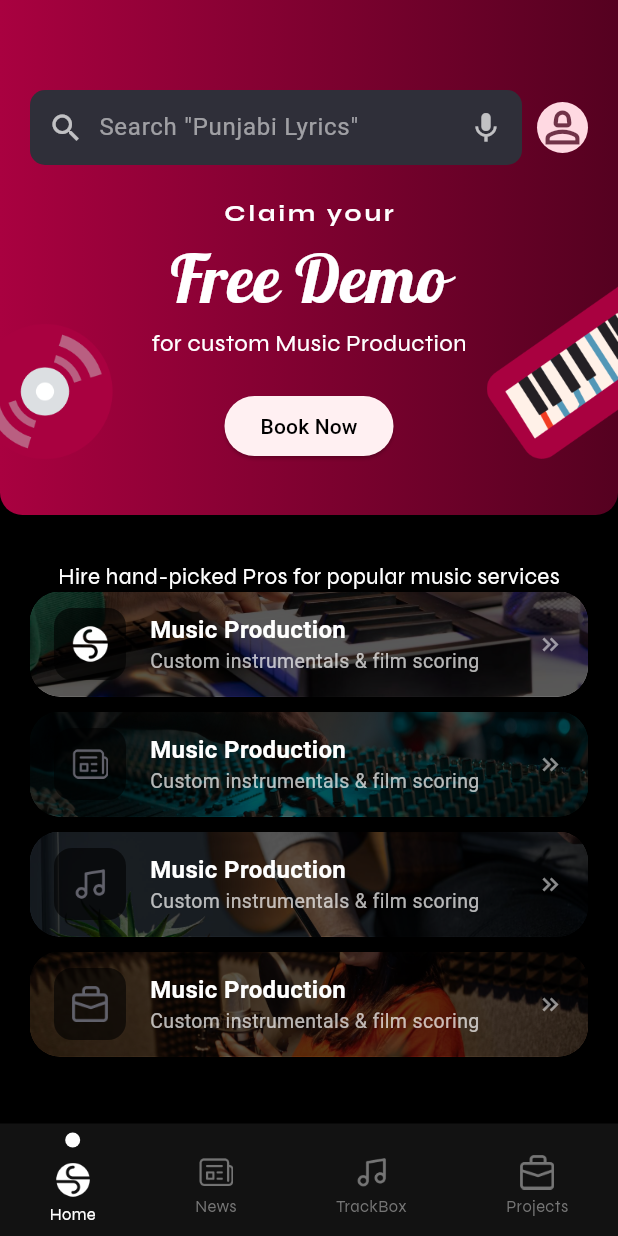
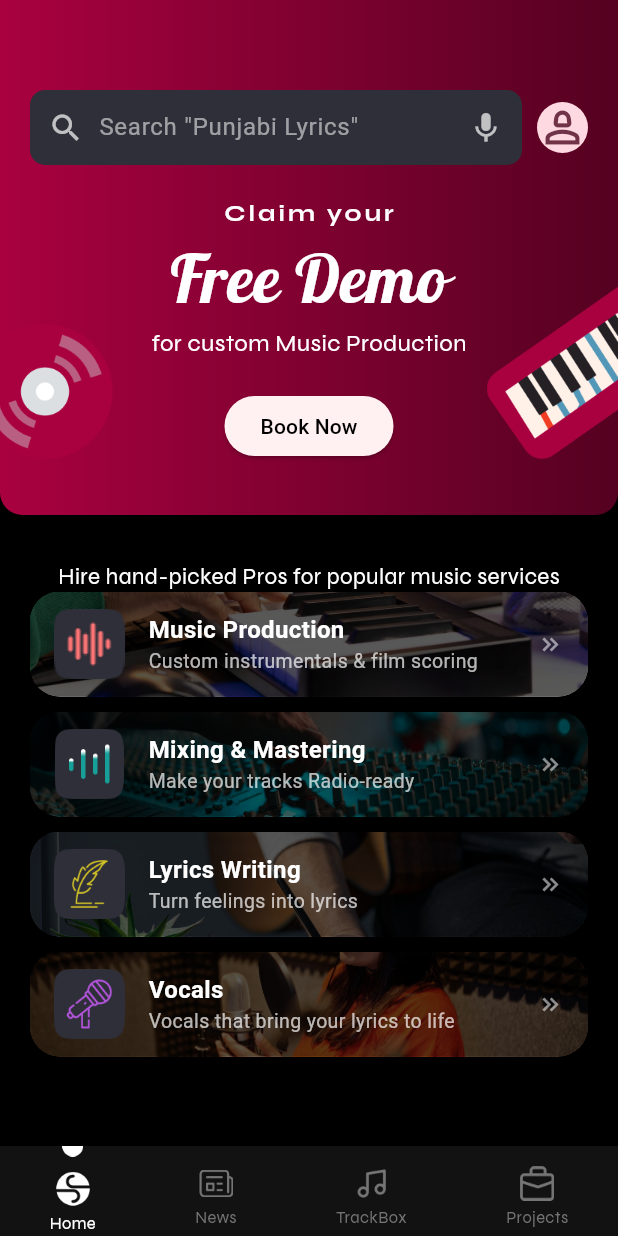
Before and after one commit to deepakrankawat/music_ui, a Flutter app: the screen it shows after launch, on a phone screen of 412 x 824 dp. Run offline on Flutter 3.47's test engine with Material 3 defaults, Android fonts, the phone set to English and light mode, and no system bars; our stand-ins replace firebase_core, flutter_riverpod, google_fonts; accounts and stored records are empty.

Commit message:
add images

```diff
--- a/lib/MVVM/service_card.dart
+++ b/lib/MVVM/service_card.dart
@@ -40,11 +40,11 @@ class ServiceCard extends StatelessWidget {
                   // Left Icon
                   Container(
                     decoration: BoxDecoration(
-                      color: Colors.black.withOpacity(0.6),
+
                       borderRadius: BorderRadius.circular(12),
                     ),
-                    padding: EdgeInsets.all(12),
-                    child: Image.asset(service.image1, height: 24, width: 24),
+
+                    child: Image.asset(service.image1, height: 47, width: 47),
                   ),
                   const SizedBox(width: 16),
 
--- a/lib/MVVM/service_viewmodel.dart
+++ b/lib/MVVM/service_viewmodel.dart
@@ -9,25 +9,25 @@ class ServiceViewModel {
     ServiceModel(
       title: 'Music Production',
       subtitle: 'Custom instrumentals & film scoring',
-      image1: 'images/i1.png',
+      image1: 'images/f1.png',
       image2: 'images/1.png',
     ),
     ServiceModel(
-      title: 'Music Production',
-      subtitle: 'Custom instrumentals & film scoring',
-      image1: 'images/i2.png',
+      title: 'Mixing & Mastering',
+      subtitle: 'Make your tracks Radio-ready',
+      image1: 'images/f2.png',
       image2: 'images/2.png',
     ),
     ServiceModel(
-      title: 'Music Production',
-      subtitle: 'Custom instrumentals & film scoring',
-      image1: 'images/i3.png',
+      title: 'Lyrics Writing',
+      subtitle: 'Turn feelings into lyrics',
+      image1: 'images/f3.png',
       image2: 'images/3.png',
     ),
     ServiceModel(
-      title: 'Music Production',
-      subtitle: 'Custom instrumentals & film scoring',
-      image1: 'images/i4.png',
+      title: 'Vocals',
+      subtitle: 'Vocals that bring your lyrics to life',
+      image1: 'images/f4.png',
       image2: 'images/4.png',
     ),
   ];
--- a/lib/tabScreen.dart
+++ b/lib/tabScreen.dart
@@ -38,7 +38,7 @@ class _TabScreenState extends State<TabScreen> {
           color: Color(0xFF121212),
           // borderRadius: BorderRadius.vertical(top: Radius.circular(20)),
         ),
-        padding: EdgeInsets.symmetric(vertical: 6),
+        padding: EdgeInsets.symmetric(),
         child: Row(
           mainAxisAlignment: MainAxisAlignment.spaceAround,
           children: List.generate(labels.length, (index) {
@@ -53,14 +53,7 @@ class _TabScreenState extends State<TabScreen> {
                 mainAxisSize: MainAxisSize.min,
                 children: [
                   _selectedIndex == index
-                      ? Container(
-                        height: 10,
-                        width: 10,
-                        decoration: BoxDecoration(
-                          color: Colors.white,
-                          shape: BoxShape.circle,
-                        ),
-                      )
+                      ? Image.asset('images/half.png' , height: 7,width: 14,)
                       : SizedBox(),
                       SizedBox(height:10 ,),
                   ColorFiltered(
```
Also changed, not shown: images/f1.png (added), images/f2.png (added), images/f3.png (added), images/f4.png (added), images/half.png (added).
